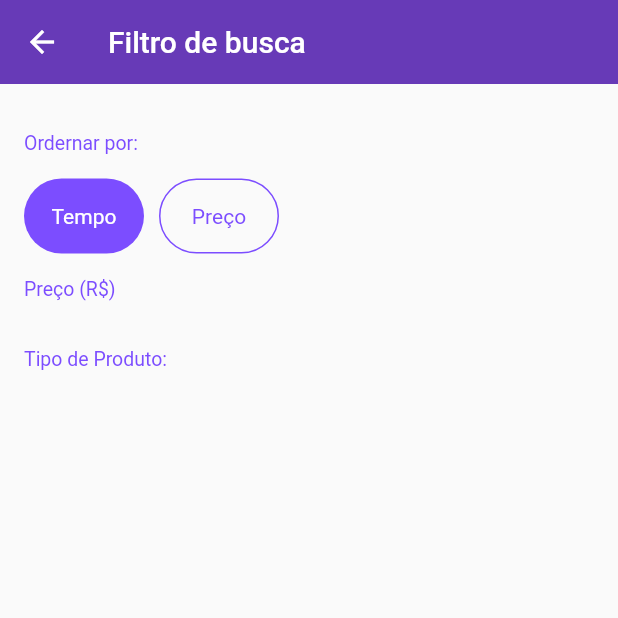
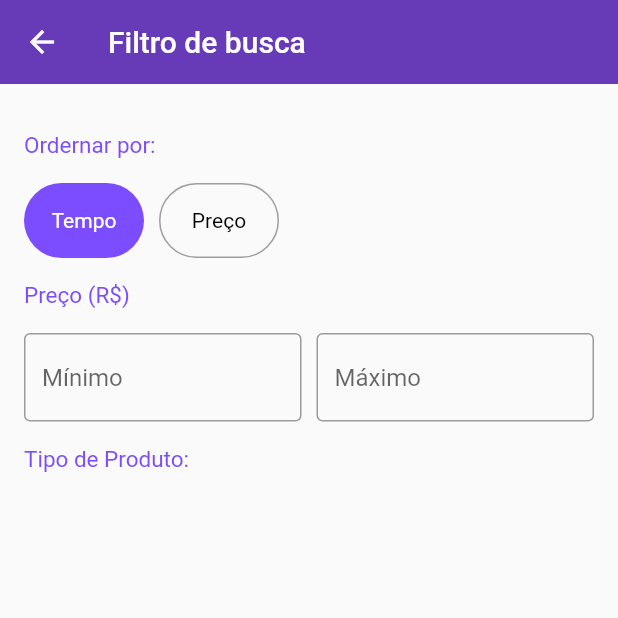
Before and after one commit to david112019/P2, a Flutter app: the FilterScreen screen opened directly, on a phone screen of 412 x 824 dp, the top half of it. Run offline on Flutter 3.47's test engine with Material 2 defaults, Android fonts, the phone set to English and light mode, and no system bars; our stand-ins replace brasil_fields, rxdart.

Commit message:
Ref #11 Filtro de preço

```diff
--- /dev/null
+++ b/lib/helpes/format_field.dart
@@ -0,0 +1,3 @@
+String getSanitizedText(String text){
+  return text.replaceAll(RegExp(r'[^\d]'), '');
+}
--- a/lib/screens/filter/filter_screen.dart
+++ b/lib/screens/filter/filter_screen.dart
@@ -1,6 +1,7 @@
 import 'package:flutter/material.dart';
 import 'package:xlo/models/filter.dart';
 import 'package:xlo/screens/filter/widgets/order_by_field.dart';
+import 'package:xlo/screens/filter/widgets/price_range_field.dart';
 import 'package:xlo/screens/filter/widgets/section_title.dart';
 
 class FilterScreen extends StatefulWidget {
@@ -35,6 +36,7 @@ class _FilterScreenState extends State<FilterScreen> {
                 ),
 
                 const SectionTitle(title: "Preço (R\$)",),
+                PriceRangeField(),
                 const SectionTitle(title: "Tipo de Produto:",),
               ],
             ),
--- a/lib/screens/filter/widgets/order_by_field.dart
+++ b/lib/screens/filter/widgets/order_by_field.dart
@@ -24,11 +24,11 @@ class OrderByField extends StatelessWidget {
                 height: 50,
                 width: 80,
                 decoration: BoxDecoration(
-                    border: Border.all(color: state.value  == OrderBy.TIME ? Colors.transparent : Colors.deepPurpleAccent),
+                    border: Border.all(color: state.value  == OrderBy.TIME ? Colors.transparent : Colors.grey),
                     borderRadius: const BorderRadius.all(Radius.circular(50)),
                     color: state.value  == OrderBy.TIME ? Colors.deepPurpleAccent : Colors.transparent),
                 alignment: Alignment.center,
-                child: Text('Tempo', style: TextStyle(color: state.value  == OrderBy.TIME ? Colors.white : Colors.deepPurpleAccent)),
+                child: Text('Tempo', style: TextStyle(color: state.value  == OrderBy.TIME ? Colors.white : Colors.black)),
               ),
             ),
             const SizedBox(width: 10,),
@@ -40,11 +40,11 @@ class OrderByField extends StatelessWidget {
                 height: 50,
                 width: 80,
                 decoration: BoxDecoration(
-                    border: Border.all(color: state.value  == OrderBy.PRICE ? Colors.transparent : Colors.deepPurpleAccent),
+                    border: Border.all(color: state.value  == OrderBy.PRICE ? Colors.transparent : Colors.grey),
                     borderRadius: const BorderRadius.all(Radius.circular(50)),
                     color: state.value  == OrderBy.PRICE ? Colors.deepPurpleAccent : Colors.transparent),
                 alignment: Alignment.center,
-                child: Text('Preço', style: TextStyle(color: state.value  == OrderBy.PRICE ? Colors.white : Colors.deepPurpleAccent)),
+                child: Text('Preço', style: TextStyle(color: state.value  == OrderBy.PRICE ? Colors.white : Colors.black)),
               ),
             )
           ],
--- /dev/null
+++ b/lib/screens/filter/widgets/price_range_field.dart
@@ -0,0 +1,59 @@
+import 'package:brasil_fields/formatter/real_input_formatter.dart';
+import 'package:flutter/material.dart';
+import 'package:flutter/services.dart';
+import 'package:xlo/helpes/format_field.dart';
+
+class PriceRangeField extends StatelessWidget {
+  @override
+  Widget build(BuildContext context) {
+    return Row(
+      children: <Widget>[
+        Expanded(
+          child: TextFormField(
+            decoration: const InputDecoration(
+              border: OutlineInputBorder(),
+              hintText: 'Mínimo',
+            ),
+            keyboardType: const TextInputType.numberWithOptions(decimal: false),
+            inputFormatters: [
+              WhitelistingTextInputFormatter.digitsOnly,
+              RealInputFormatter(centavos: false),
+            ],
+            initialValue: null,
+            onSaved: (s){
+
+          },
+            validator: (s){
+              if(s.isNotEmpty && int.tryParse(getSanitizedText(s)) == null)
+                return 'Apenas valores válidos';
+              return null;
+            },
+          ),
+        ),
+        const SizedBox(width: 10,),
+        Expanded(
+          child: TextFormField(
+            decoration: const InputDecoration(
+              border: OutlineInputBorder(),
+              hintText: 'Máximo',
+            ),
+            keyboardType: const TextInputType.numberWithOptions(decimal: false),
+            inputFormatters: [
+              WhitelistingTextInputFormatter.digitsOnly,
+              RealInputFormatter(centavos: false),
+            ],
+            initialValue: null,
+            onSaved: (s){
+
+            },
+            validator: (s){
+              if(s.isNotEmpty && int.tryParse(getSanitizedText(s)) == null)
+                return 'Apenas valores válidos';
+              return null;
+            },
+          ),
+        ),
+      ],
+    );
+  }
+}
--- a/lib/screens/filter/widgets/section_title.dart
+++ b/lib/screens/filter/widgets/section_title.dart
@@ -13,7 +13,7 @@ class SectionTitle extends StatelessWidget {
         title,
         style: TextStyle(
           color: Colors.deepPurpleAccent,
-          fontSize: 13,
+          fontSize: 15,
           fontWeight: FontWeight.w400,
         ),
       ),
```
